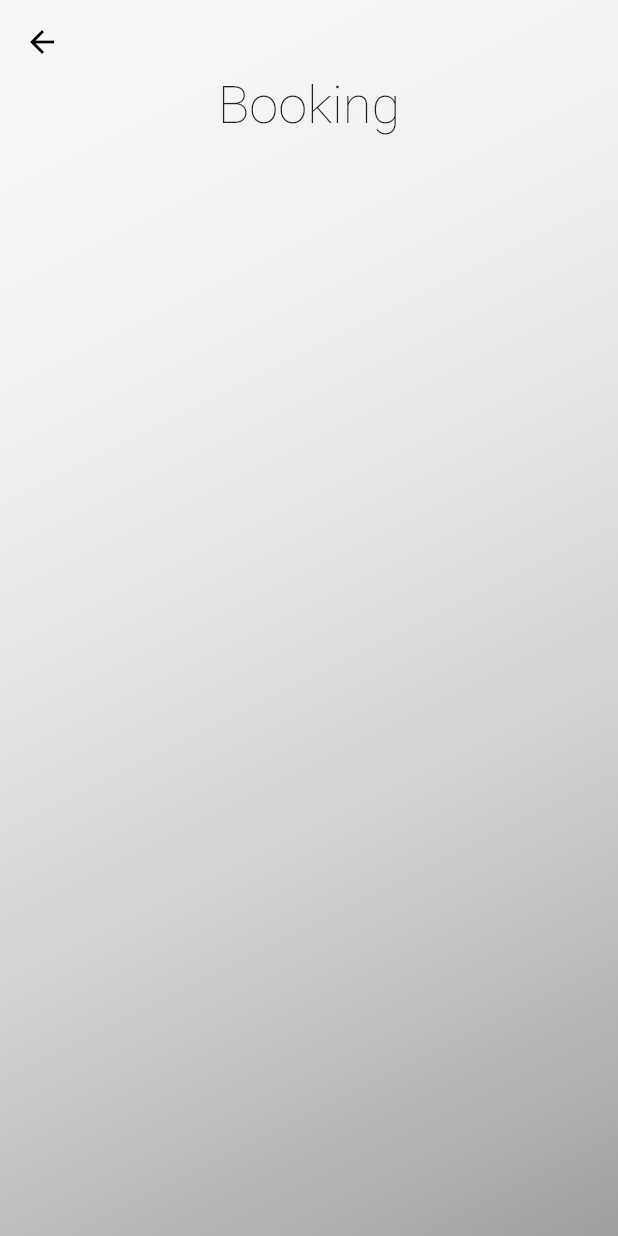
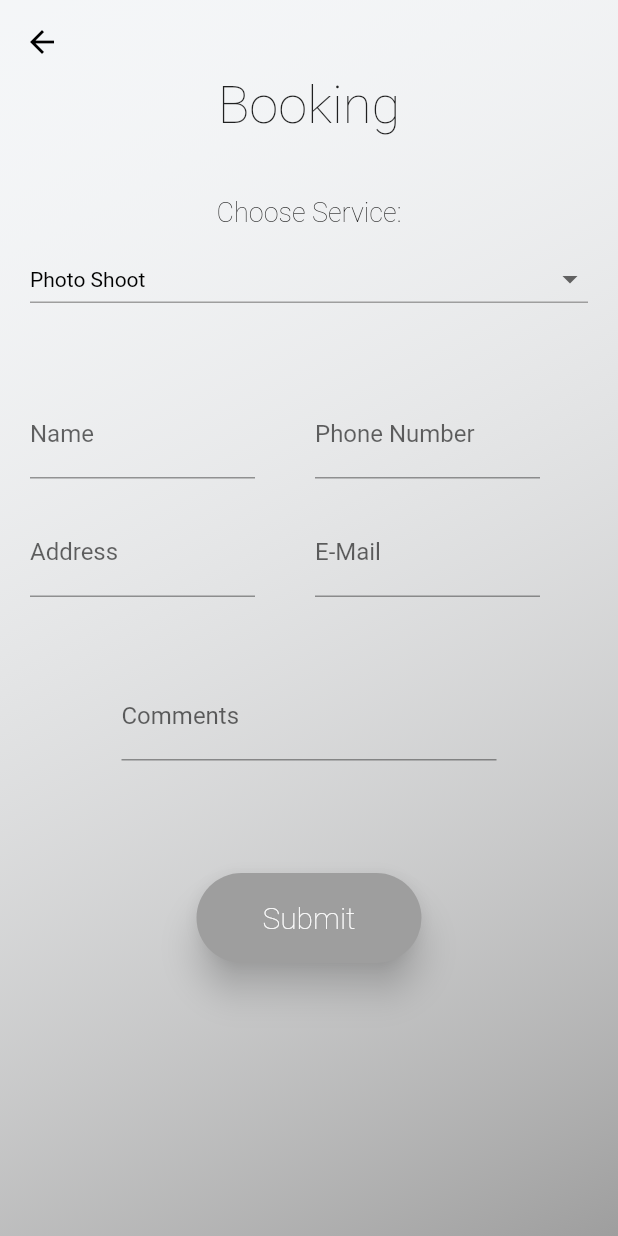
Before and after one commit to Heidelbergg/amvision_app, a Flutter app: the Bookings screen opened directly, on a phone screen of 412 x 824 dp. Run offline on Flutter 3.47's test engine with Material 2 defaults, Android fonts, the phone set to English and light mode, and no system bars; our stand-ins replace animated_text_kit, carousel_slider, font_awesome_flutter.

Commit message:
Booking screen layout initial look with fields

```diff
--- a/lib/screens/booking_screen.dart
+++ b/lib/screens/booking_screen.dart
@@ -1,3 +1,4 @@
+import 'package:amvision_app/screens/home_screen.dart';
 import 'package:flutter/material.dart';
 
 // Possibly add a reference to a site where booking can be done (Both made for web and mobile platforms)
@@ -10,6 +11,8 @@ class Bookings extends StatefulWidget {
 }
 
 class BookingsState extends State<Bookings> {
+  String dropdownValue = 'Photo Shoot';
+
   @override
   Widget build(BuildContext context) {
     return Scaffold(
@@ -34,33 +37,175 @@ class BookingsState extends State<Bookings> {
       ),
       child: ListView(
         // Align the dimensions with the top
-        padding: EdgeInsets.only(top: MediaQuery
-            .of(context)
-            .padding
-            .top),
+        padding: EdgeInsets.only(top: MediaQuery.of(context).padding.top),
         // Override the default appbar restriction for widgets
         children: [
-          prices(),
+          booking(),
         ],
       ),
     );
   }
 
-  Widget prices() {
+  Widget booking() {
     return Column(
       children: [
         Container(
           padding: EdgeInsets.only(top: 50, bottom: 10),
-          child: Text(
-              "Booking",
-              style: TextStyle(
-                  fontSize: 35,
-                  fontWeight: FontWeight.w200
-              )
+          child: Text("Booking",
+              style: TextStyle(fontSize: 35, fontWeight: FontWeight.w200)),
+        ),
+        const SizedBox(
+          height: 30,
+        ),
+        Container(
+          alignment: Alignment.centerLeft,
+          padding: EdgeInsets.only(left: 20, right: 20),
+          child: Column(
+            children: [
+              Text(
+                "Choose Service:",
+                style: TextStyle(
+                    fontSize: 18,
+                    fontWeight: FontWeight.w200,
+                    color: Colors.black),
+              ),
+              const SizedBox(
+                height: 10,
+              ),
+              DropdownButton<String>(
+                value: dropdownValue,
+                iconSize: 24,
+                elevation: 16,
+                style: const TextStyle(color: Colors.black),
+                isExpanded: true,
+                underline: Container(
+                  height: 1,
+                  color: Colors.grey,
+                ),
+                onChanged: (String? newValue) {
+                  setState(() {
+                    dropdownValue = newValue!;
+                  });
+                },
+                items: <String>[
+                  'Photo Shoot',
+                  'Video Shoot',
+                  'Marriage Pack',
+                  'Toddler Portrait',
+                  'Family Portrait',
+                  'Graduate Portrait'
+                ].map<DropdownMenuItem<String>>((String value) {
+                  return DropdownMenuItem<String>(
+                    value: value,
+                    child: Text(value),
+                  );
+                }).toList(),
+              ),
+            ],
           ),
         ),
+        Container(
+          padding: EdgeInsets.only(top: 50, left: 20),
+          child: Row(
+            children: [
+              SizedBox(
+                width: 150,
+                child: TextFormField(
+                  decoration: InputDecoration(
+                      border: UnderlineInputBorder(),
+                      labelText: 'Name'),
+                ),
+              ),
+
+              const SizedBox(width: 40,),
+
+              SizedBox(
+                width: 150,
+                child: TextFormField(
+                  decoration: InputDecoration(
+                      border: UnderlineInputBorder(),
+                      labelText: 'Phone Number'),
+                ),
+              ),
+
+            ],
+          ),
+        ),
+
+        Container(
+          padding: EdgeInsets.only(top: 20, left: 20),
+          child: Row(
+            children: [
+              SizedBox(
+                width: 150,
+                child: TextFormField(
+                  decoration: InputDecoration(
+                      border: UnderlineInputBorder(),
+                      labelText: 'Address'),
+                ),
+              ),
+
+              const SizedBox(width: 40,),
+
+              SizedBox(
+                width: 150,
+                child: TextFormField(
+                  decoration: InputDecoration(
+                      border: UnderlineInputBorder(),
+                      labelText: 'E-Mail'),
+                ),
+              ),
+
+            ],
+          ),
+        ),
+
+        const SizedBox(height: 50,),
+
+        Container(
+          child: SizedBox(
+            width: 250,
+            child: TextFormField(
+              decoration: InputDecoration(
+                  border: UnderlineInputBorder(),
+                  labelText: 'Comments'),
+            ),
+          ),
+        ),
+
+        Container(
+          padding: EdgeInsets.only(top: 75),
+          alignment: Alignment.center,
+          child: SizedBox(
+            height: 60,
+            width: 150,
+            child: ElevatedButton(
+              style: ButtonStyle(
+                backgroundColor: MaterialStateProperty.all(Colors.grey),
+                elevation: MaterialStateProperty.all(10),
+                shadowColor: MaterialStateProperty.all(Colors.black87),
+                shape: MaterialStateProperty.all<RoundedRectangleBorder>(
+                  RoundedRectangleBorder(
+                    borderRadius: BorderRadius.circular(30),
+                  ),
+                ),
+              ),
+              onPressed: () {
+                Navigator.push(
+                    context, MaterialPageRoute(builder: (context) =>HomeScreen()));
+              },
+              child: Text(
+                "Submit",
+                style: TextStyle(
+                    fontSize: 20,
+                    fontWeight: FontWeight.w200
+                ),
+              ),
+            ),
+          ),
+        ),
+
       ],
     );
   }
-
 }
--- a/lib/screens/prices_screen.dart
+++ b/lib/screens/prices_screen.dart
@@ -186,7 +186,7 @@ class PricesState extends State<Prices> {
             mainAxisAlignment: MainAxisAlignment.center,
             children: [
               Text(
-                "Toddler Pack",
+                "Toddler Portrait",
                 style: TextStyle(
                     fontSize: 24,
                     fontWeight: FontWeight.w200,
@@ -244,6 +244,46 @@ class PricesState extends State<Prices> {
           ),
         ),
 
+        const SizedBox(height: 30,),
+
+        Container(
+          width: 250,
+          height: 150,
+          decoration: BoxDecoration(
+            borderRadius: BorderRadius.all(Radius.circular(30)),
+            gradient: LinearGradient(
+              colors: [Colors.black54, Colors.grey],
+              begin: Alignment.bottomRight,
+              end: Alignment.topLeft,
+            ),
+          ),
+          child: Column(
+            mainAxisAlignment: MainAxisAlignment.center,
+            children: [
+              Text(
+                "Graduate Portrait",
+                style: TextStyle(
+                    fontSize: 24,
+                    fontWeight: FontWeight.w200,
+                    color: Colors.white
+                ),
+              ),
+              const SizedBox(height: 5,),
+              Text(
+                "999 DDK",
+                textAlign: TextAlign.start,
+                style: TextStyle(
+                    fontSize: 14,
+                    fontWeight: FontWeight.w200,
+                    color: Colors.white
+                ),
+              ),
+            ],
+          ),
+        ),
+
+        const SizedBox(height: 30,),
+
       ],
     );
   }
```
